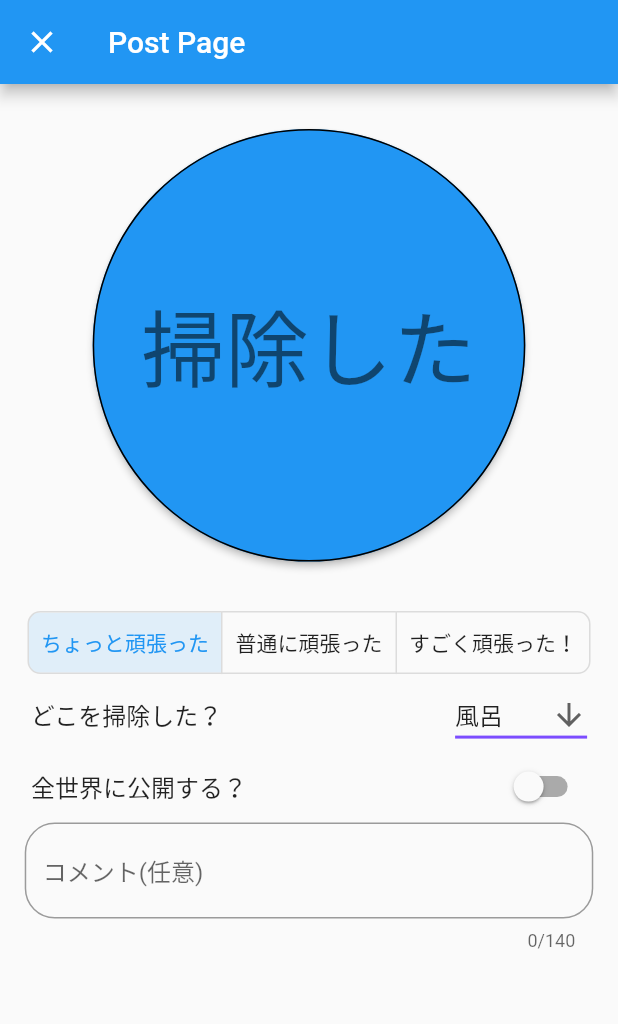
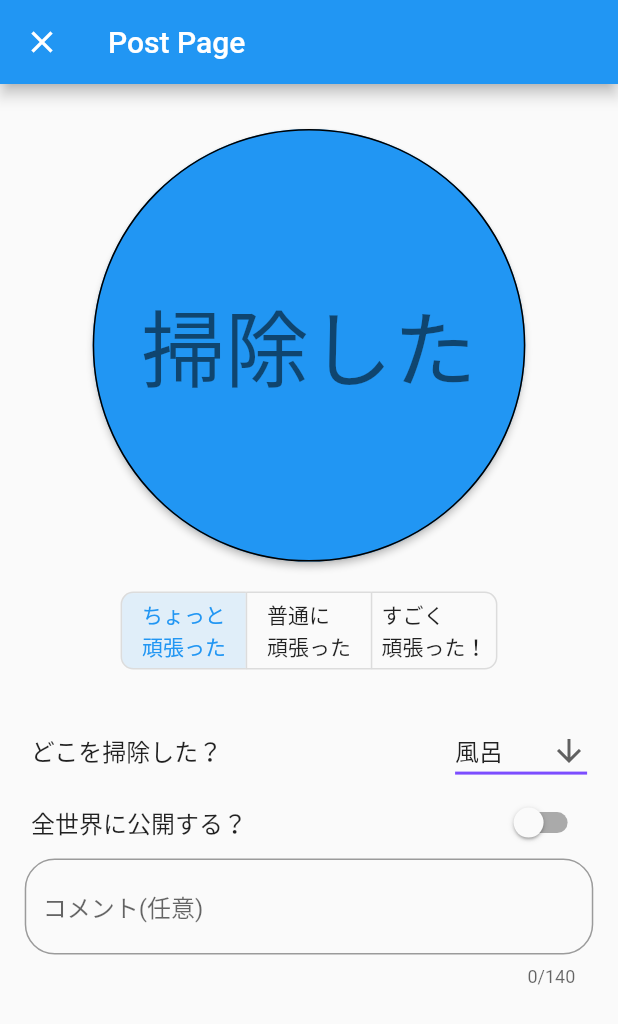
Before and after one commit to seipan1213/cleanApp, a Flutter app: the MyHomePage screen opened directly with empty values, item 2 of the bottom bar chosen, after a tap on the "add" icon, on a phone screen of 412 x 824 dp. Shown: the top 1024 px of the screen. Run offline on Flutter 3.47's test engine with Material 2 defaults, Android fonts, the phone set to English and light mode, and no system bars; our stand-ins replace cloud_firestore, firebase_auth, firebase_core, flutter_local_notifications, flutter_native_timezone and 1 more; missing offline and left inert: dart:ffi; accounts and stored records are empty.

Commit message:
掃除設定画面 UI作成

```diff
--- a/lib/fragments/postPage.dart
+++ b/lib/fragments/postPage.dart
@@ -19,6 +19,20 @@ class PostPage extends StatelessWidget {
     return Scaffold(
       appBar: AppBar(
         title: Text(title),
+        leading: IconButton(
+            icon: Icon(Icons.close),
+            onPressed: () {
+              Navigator.of(context).pushReplacement(
+                MaterialPageRoute(
+                  fullscreenDialog: true,
+                  builder: (BuildContext context) => MyHomePage(
+                    title: "Home",
+                    user_id: user_id!,
+                  ),
+                ),
+              );
+            }),
+        automaticallyImplyLeading: false,
       ),
       body: PostForm(
         user_id: user_id,
@@ -42,18 +56,9 @@ class _PostFormState extends State<PostForm> {
     3: 'トイレ',
   };
   final List<Widget> intensity = <Widget>[
-    Padding(
-      padding: const EdgeInsets.all(8.0),
-      child: Text('ちょっと頑張った'),
-    ),
-    Padding(
-      padding: const EdgeInsets.all(8.0),
-      child: Text('普通に頑張った'),
-    ),
-    Padding(
-      padding: const EdgeInsets.all(8.0),
-      child: Text('すごく頑張った！'),
-    ),
+    Center(child: Text('ちょっと\n頑張った')),
+    Center(child: Text('普通に\n頑張った')),
+    Center(child: Text('すごく\n頑張った！')),
   ];
 
   String? spot = "";
@@ -123,8 +128,8 @@ class _PostFormState extends State<PostForm> {
       },
       borderRadius: const BorderRadius.all(Radius.circular(8)),
       constraints: BoxConstraints(
-        minHeight: 40.0,
-        minWidth: MediaQuery.of(context).size.width * 0.28,
+        minHeight: 50.0,
+        minWidth: MediaQuery.of(context).size.width * 0.2,
       ),
       isSelected: _selectedintensityList,
       children: intensity,
@@ -226,9 +231,12 @@ class _PostFormState extends State<PostForm> {
                   ),
                 )),
             SizedBox(
+              height: 20,
+            ),
+            ToggleButtonsCleaningIntensity(),
+            SizedBox(
               height: 30,
             ),
-            ToggleButtonsCleaningIntensity(),
             DropdownButtonCleanSpot(),
             SwitchListTileShareFlag(),
             TextField(
--- a/lib/fragments/profile.dart
+++ b/lib/fragments/profile.dart
@@ -45,9 +45,13 @@ class _UserInfoState extends State<UserInfo> {
       children: [
         Expanded(
           flex: 1,
-          child: Text(
-            user?.user_id ?? "",
-            style: Theme.of(context).textTheme.displayMedium,
+          child: Row(
+            children: [
+              Text(
+                "${user?.user_id}",
+                style: Theme.of(context).textTheme.displayMedium,
+              ),
+            ],
           ),
         ),
         Expanded(
@@ -75,7 +79,7 @@ class _UserInfoState extends State<UserInfo> {
                         Expanded(
                             flex: 4,
                             child: Text(
-                              postList[index].user_id!,
+                              "@${postList[index].user_id!}",
                               overflow: TextOverflow.ellipsis,
                               style: Theme.of(context).textTheme.titleLarge,
                             )),
--- a/lib/fragments/timeline.dart
+++ b/lib/fragments/timeline.dart
@@ -70,7 +70,7 @@ class _PostInfoState extends State<PostInfo> {
                         Expanded(
                             flex: 4,
                             child: Text(
-                              postList[index].user_id!,
+                              "@${postList[index].user_id!}",
                               overflow: TextOverflow.ellipsis,
                               style: Theme.of(context).textTheme.titleLarge,
                             )),
--- a/lib/pages/homePage.dart
+++ b/lib/pages/homePage.dart
@@ -74,7 +74,7 @@ class _MyHomePageState extends State<MyHomePage> {
               label: 'TimeLine',
             ),
             BottomNavigationBarItem(
-              icon: Icon(Icons.people_alt),
+              icon: Icon(Icons.man),
               label: 'Profile',
             ),
             BottomNavigationBarItem(
```
Also changed, not shown: lib/fragments/cleaningSetting.dart (+27 -10 lines).
